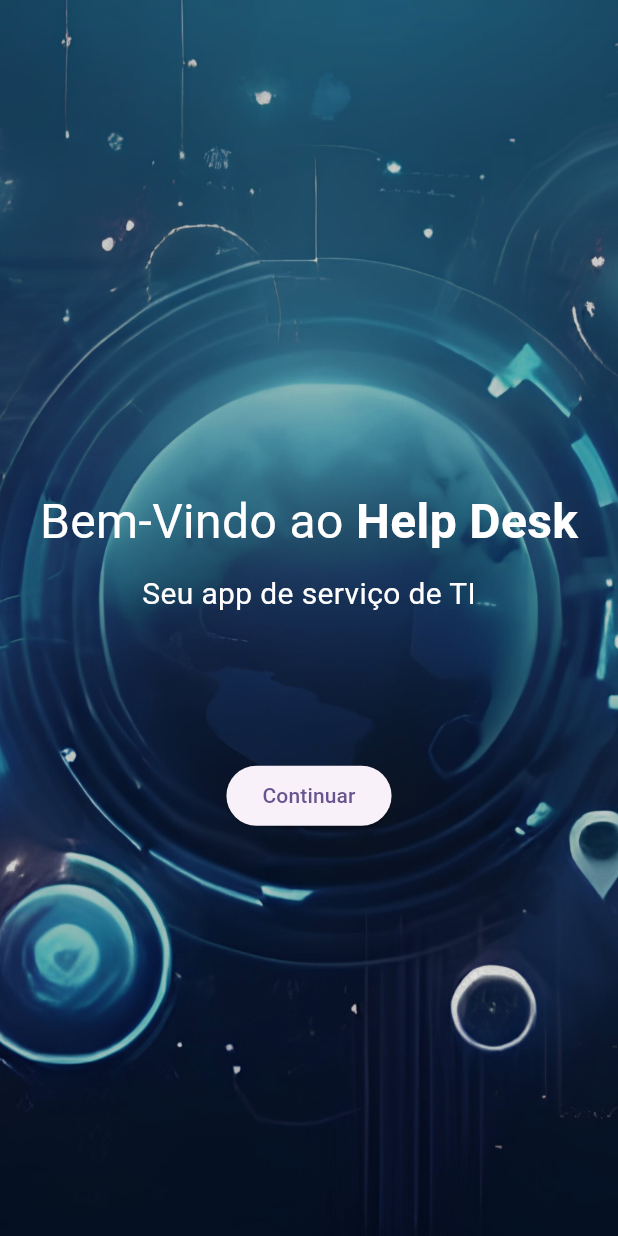
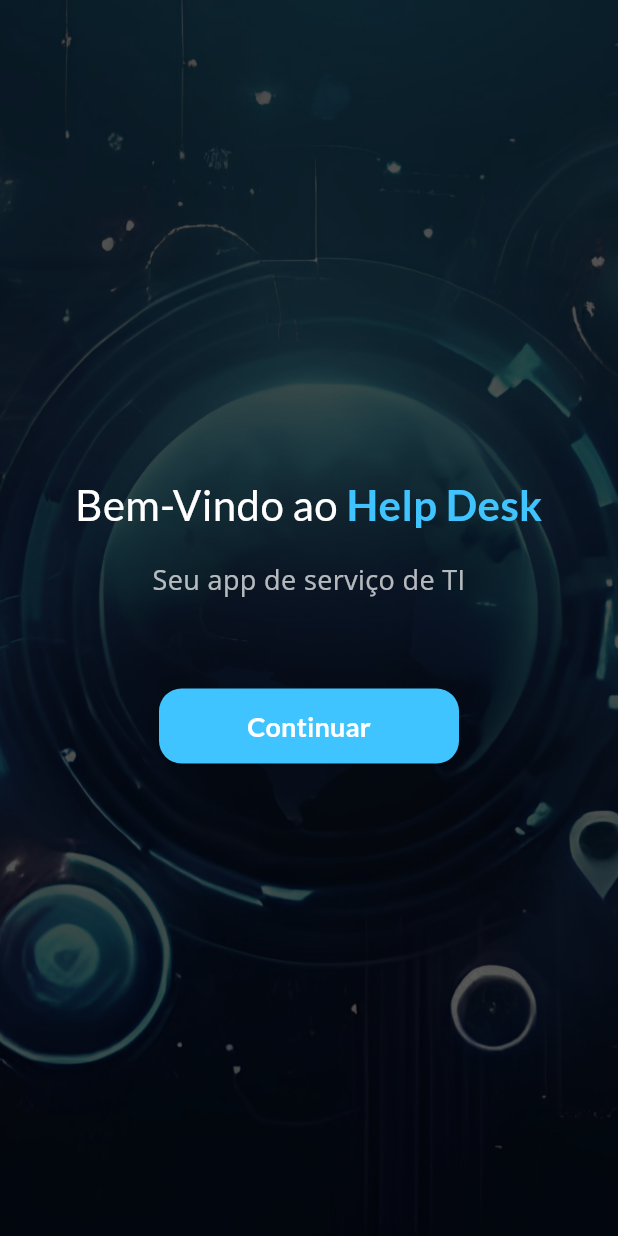
Before and after one commit to Souz4k/Help-Desk, a Flutter app: the screen it shows once a user with an empty profile is signed in, on a phone screen of 412 x 824 dp. Run offline on Flutter 3.47's test engine with Material 3 defaults, Android fonts, the light colour scheme and no system bars; our stand-ins replace cloud_firestore, firebase_auth, firebase_core, firebase_storage, geolocator, google_fonts and 2 more; accounts and stored records are empty.

Commit message:
alterando a pagina de boas vindas

```diff
--- a/lib/telas/Tela_inicial.dart
+++ b/lib/telas/Tela_inicial.dart
@@ -1,14 +1,16 @@
+import 'package:flutter/material.dart';
+import 'package:google_fonts/google_fonts.dart';
 import 'package:app/telas/Login.dart';
-import 'package:flutter/material.dart';
 
 class TelaInicial extends StatelessWidget {
-  const TelaInicial({Key? key});
+  const TelaInicial({Key? key}) : super(key: key);
 
   @override
   Widget build(BuildContext context) {
     return Scaffold(
       body: Stack(
         children: [
+          // Novo fundo com overlay escurecido
           Container(
             width: double.infinity,
             height: MediaQuery.of(context).size.height,
@@ -18,62 +20,81 @@ class TelaInicial extends StatelessWidget {
                 fit: BoxFit.cover,
               ),
             ),
+            child: Container(
+              color: Colors.black.withOpacity(0.6),
             ),
-          Padding(
-            padding: const EdgeInsets.only(top: 50),
-            child: Center(
+          ),
+          // Conteúdo da página centralizado
+          Center(
+            child: Padding(
+              padding: const EdgeInsets.symmetric(horizontal: 24.0),
               child: Column(
-                mainAxisAlignment: MainAxisAlignment.center,
+                mainAxisAlignment: MainAxisAlignment.center, // Centraliza verticalmente
+                crossAxisAlignment: CrossAxisAlignment.center, // Centraliza horizontalmente
                 children: [
-                  const Text.rich(
+                  // Texto de boas-vindas centralizado
+                  Text.rich(
                     TextSpan(
                       children: [
                         TextSpan(
                           text: "Bem-Vindo ao ",
-                          style: TextStyle(
-                            fontSize: 32,
+                          style: GoogleFonts.lato(
+                            fontSize: 28,
                             height: 1.5,
                             color: Colors.white,
                           ),
                         ),
                         TextSpan(
                           text: "Help Desk",
-                          style: TextStyle(
-                            fontSize: 32,
+                          style: GoogleFonts.lato(
+                            fontSize: 28,
                             height: 1.5,
                             fontWeight: FontWeight.bold,
-                            color: Colors.white,
+                            color: Colors.lightBlueAccent,
                           ),
                         ),
                       ],
                     ),
+                    textAlign: TextAlign.center,
                   ),
-                  const SizedBox(height: 10), // Espaço entre os textos
-                  const Text(
+                  const SizedBox(height: 16), // Espaço entre os textos
+                  Text(
                     "Seu app de serviço de TI",
-                    style: TextStyle(
-                      fontSize: 20,
-                      color: Colors.white,
+                    style: GoogleFonts.openSans(
+                      fontSize: 18,
+                      color: Colors.white70,
                     ),
+                    textAlign: TextAlign.center,
                   ),
-                  const SizedBox(height: 100),
-                  Column(
-                    children: [
-                      Container(
-                        height: 40, // Ajuste o valor conforme necessário
+                  const SizedBox(height: 60), // Espaço menor antes do botão
+                  // Botão centralizado
+                  SizedBox(
+                    width: 200, // Define uma largura fixa para o botão
+                    height: 50,
                     child: ElevatedButton(
                       onPressed: () {
                         Navigator.push(
                           context,
                           MaterialPageRoute(
-                                  builder: (context) =>
-                                      Login()), // Página de login
+                            builder: (context) => Login(),
+                          ),
                         );
                       },
-                          child: const Text('Continuar'),
+                      style: ElevatedButton.styleFrom(
+                        backgroundColor: Colors.lightBlueAccent,
+                        shape: RoundedRectangleBorder(
+                          borderRadius: BorderRadius.circular(15), // Bordas arredondadas maiores
                         ),
                       ),
-                    ],
+                      child: Text(
+                        'Continuar',
+                        style: GoogleFonts.lato(
+                          fontSize: 18,
+                          color: Colors.white,
+                          fontWeight: FontWeight.bold,
+                        ),
+                      ),
+                    ),
                   ),
                 ],
               ),
--- a/pubspec.yaml
+++ b/pubspec.yaml
@@ -22,6 +22,7 @@ dependencies:
   google_maps_flutter: ^2.5.3
   geolocator: ^11.0.0
   flutter_launcher_icons: ^0.13.1
+  google_fonts: ^4.0.3
 
   shared_preferences: ^2.0.6
 
```
Also changed, not shown: pubspec.lock. Lines whose indentation alone changed are shown as unchanged.
